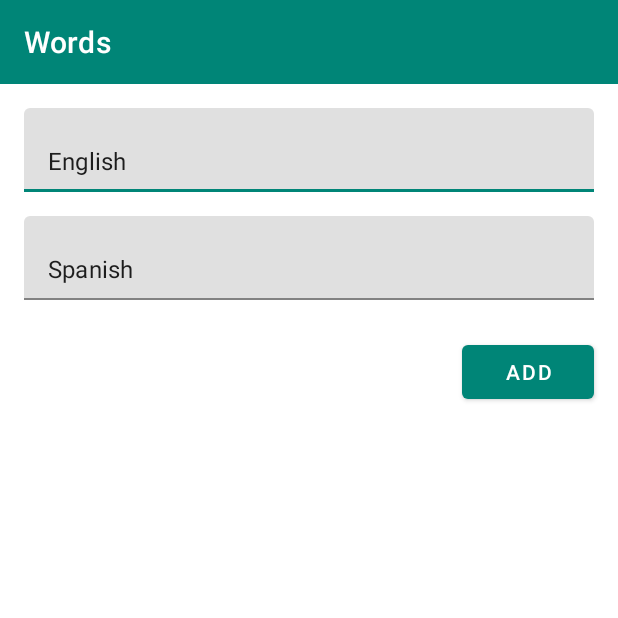
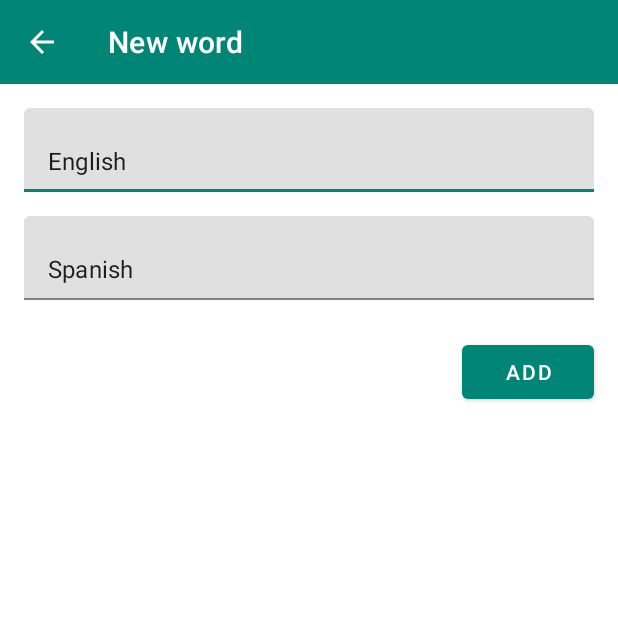
Before and after one commit to dakinne/Words, an Android app: the WordFormActivity screen opened directly, with no data from a screen before it, on a phone screen of 412 x 824 dp, the top half of it. Run offline under Robolectric (Android 15) with nearby library versions, the phone set to English and light mode, and no system bars; our stand-ins replace data binding.

```diff
--- /dev/null
+++ b/app/src/main/java/com/noox/words/core/extensions/AppCompatActivityExtension.kt
@@ -0,0 +1,18 @@
+import androidx.annotation.LayoutRes
+import androidx.annotation.Nullable
+import androidx.appcompat.app.ActionBar
+import androidx.appcompat.app.AppCompatActivity
+import androidx.appcompat.widget.Toolbar
+import androidx.databinding.DataBindingUtil
+import androidx.databinding.ViewDataBinding
+
+fun AppCompatActivity.initActionBar(@Nullable toolbar: Toolbar, block: ActionBar.() -> Unit = {}) {
+    setSupportActionBar(toolbar)
+    supportActionBar?.run {
+        block()
+    }
+}
+
+fun <T : ViewDataBinding> AppCompatActivity.initBinding(@LayoutRes layout: Int): T {
+    return DataBindingUtil.setContentView(this, layout)
+}
--- a/app/src/main/java/com/noox/words/words/ui/form/WordFormActivity.kt
+++ b/app/src/main/java/com/noox/words/words/ui/form/WordFormActivity.kt
@@ -4,7 +4,8 @@ import android.os.Bundle
 import androidx.appcompat.app.AppCompatActivity
 import com.noox.words.R
 import com.noox.words.databinding.WordFormActivityBinding
-import androidx.databinding.DataBindingUtil
+import initActionBar
+import initBinding
 
 class WordFormActivity : AppCompatActivity() {
 
@@ -12,9 +13,16 @@ class WordFormActivity : AppCompatActivity() {
 
     override fun onCreate(savedInstanceState: Bundle?) {
         super.onCreate(savedInstanceState)
-        binding = DataBindingUtil.setContentView(this, R.layout.word_form_activity)
+        binding = initBinding(R.layout.word_form_activity)
 
-        setSupportActionBar(binding.includedToolbar.toolbar)
+        initActionBar(binding.includedToolbar.toolbar) {
+            setTitle(R.string.word_form_title)
+            setDisplayHomeAsUpEnabled(true)
+        }
     }
 
+    override fun onSupportNavigateUp(): Boolean {
+        onBackPressed()
+        return true
+    }
 }
--- a/app/src/main/res/values/strings.xml
+++ b/app/src/main/res/values/strings.xml
@@ -4,4 +4,8 @@
   <string name="word_add">Add</string>
   <string name="word_english">English</string>
   <string name="word_spanish">Spanish</string>
+
+  <string name="word_form_title">New word</string>
+
+  <string name="word_list_title">Words</string>
 </resources>
--- a/gradle.properties
+++ b/gradle.properties
@@ -6,8 +6,8 @@
 # http://www.gradle.org/docs/current/userguide/build_environment.html
 # Specifies the JVM arguments used for the daemon process.
 # The setting is particularly useful for tweaking memory settings.
+android.useAndroidX=true
 android.enableJetifier=true
-android.useAndroidX=true
 org.gradle.jvmargs=-Xmx1536m
 # When configured, Gradle will run in incubating parallel mode.
 # This option should only be used with decoupled projects. More details, visit
```
Also changed, not shown: app/build.gradle (+3 -4 lines), app/src/main/java/com/noox/words/words/ui/list/WordListActivity.kt (+6 -7 lines).
